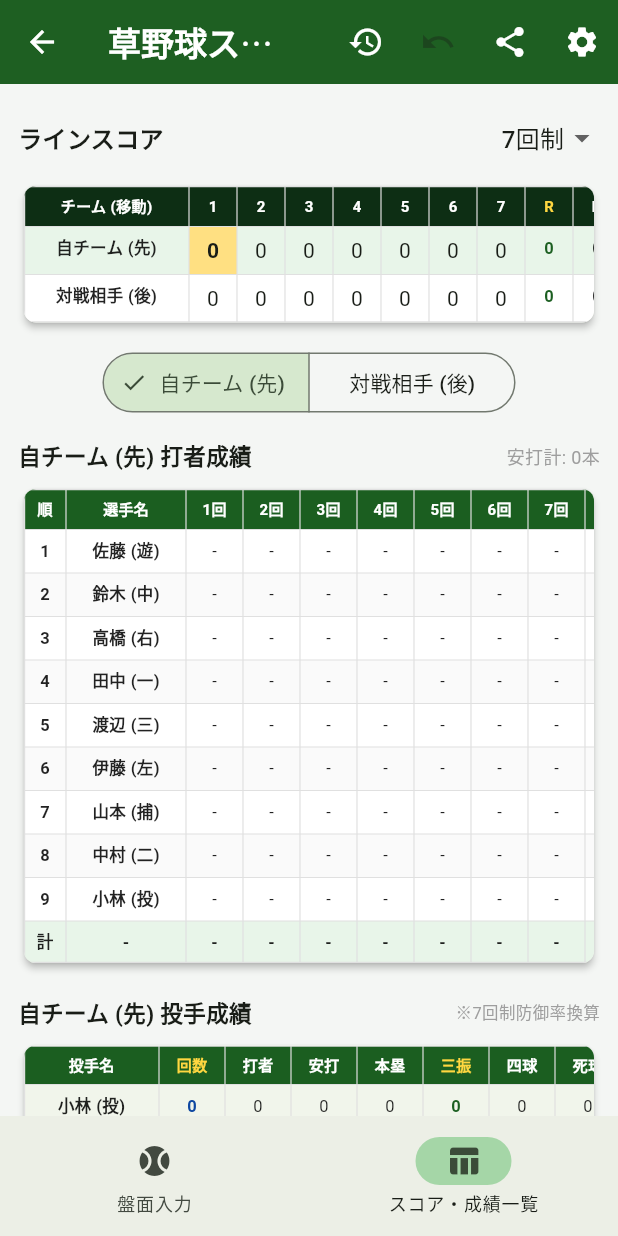
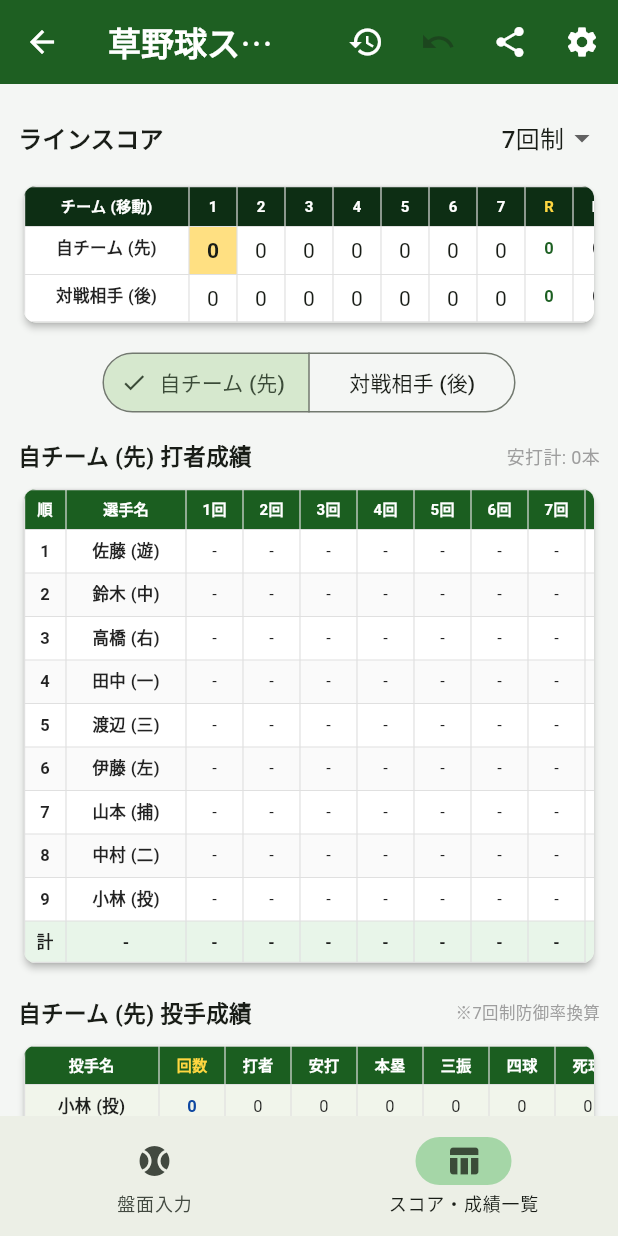
Before and after one commit to dorafan57/baseball_score, a Flutter app: the ScoreInputScreen screen opened directly, item 2 of the bottom bar chosen, on a phone screen of 412 x 824 dp. Run offline on Flutter 3.47's test engine with Material 3 defaults, Android fonts, the phone set to English and light mode, and no system bars; our stand-ins replace flutter_riverpod, share_plus, shared_preferences; accounts and stored records are empty.

Commit message:
スコア表の配色を整理し、成績の文字色に統一基準を設ける
ラインスコアで「現在打撃中のチームの行全体を緑で塗る」ハイライトと
「現在の打席のマスをオレンジで塗る」ハイライトが二重にかかっており、
配色の意図が分かりにくかった。行全体の色付けを取りやめ、現在の打席の
マスだけを強調する1つの意味に統一した。

打者・投手成績表でも安打／本塁打／打点／盗塁／打率／失策など一部の
項目だけに文字色が付き、基準が不明だった。以下の基準で統一した。
- 安打系（安打・本塁打）: 青
- 得点に関わる数字（打点・得点）: 赤（0のときは無色）
- 盗塁: ティール（0のときは無色）
- 率指標（打率・防御率）: 緑
- 失策・自責点: 赤（0のときは無色）
- それ以外の内訳項目（２塁打・３塁打・四球・死球・犠打・犠飛・三振等）: 無色

Co-Authored-By: Claude Sonnet 5 <noreply@anthropic.com>

```diff
--- a/lib/widgets/stats/score_stats_tab.dart
+++ b/lib/widgets/stats/score_stats_tab.dart
@@ -121,9 +121,7 @@ class ScoreStatsTab extends StatelessWidget {
                     ],
                   ),
                   TableRow(
-                    decoration: BoxDecoration(
-                      color: isTop ? Colors.green.shade50 : Colors.white,
-                    ),
+                    decoration: const BoxDecoration(color: Colors.white),
                     children: [
                       StatsDataCell(teamNameTop, isBold: true),
                       ...List.generate(displayInnings, (i) {
@@ -160,9 +158,7 @@ class ScoreStatsTab extends StatelessWidget {
                     ],
                   ),
                   TableRow(
-                    decoration: BoxDecoration(
-                      color: !isTop ? Colors.green.shade50 : Colors.white,
-                    ),
+                    decoration: const BoxDecoration(color: Colors.white),
                     children: [
                       StatsDataCell(teamNameBottom, isBold: true),
                       ...List.generate(displayInnings, (i) {
@@ -273,7 +269,7 @@ class ScoreStatsTab extends StatelessWidget {
                       StatsHeaderCell('３塁'),
                       StatsHeaderCell('本塁', isAccent: true),
                       StatsHeaderCell('打点', isAccent: true),
-                      StatsHeaderCell('得点'),
+                      StatsHeaderCell('得点', isAccent: true),
                       StatsHeaderCell('盗塁', isAccent: true),
                       StatsHeaderCell('四球'),
                       StatsHeaderCell('死球'),
@@ -356,7 +352,7 @@ class ScoreStatsTab extends StatelessWidget {
                           '${b.stats.hr}',
                           isBold: b.stats.hr > 0,
                           textColor: b.stats.hr > 0
-                              ? Colors.purple.shade800
+                              ? Colors.blue.shade900
                               : null,
                         ),
                         StatsDataCell(
@@ -366,11 +362,19 @@ class ScoreStatsTab extends StatelessWidget {
                               ? Colors.red.shade800
                               : null,
                         ),
-                        StatsDataCell('${b.stats.runsScored}'),
+                        StatsDataCell(
+                          '${b.stats.runsScored}',
+                          isBold: b.stats.runsScored > 0,
+                          textColor: b.stats.runsScored > 0
+                              ? Colors.red.shade800
+                              : null,
+                        ),
                         StatsDataCell(
                           '${b.stats.sb}',
                           isBold: b.stats.sb > 0,
-                          textColor: Colors.teal.shade800,
+                          textColor: b.stats.sb > 0
+                              ? Colors.teal.shade800
+                              : null,
                         ),
                         StatsDataCell('${b.stats.bb}'),
                         StatsDataCell('${b.stats.hbp}'),
@@ -436,6 +440,7 @@ class ScoreStatsTab extends StatelessWidget {
                       StatsDataCell(
                         '${activeBatters.fold(0, (s, b) => s + b.stats.hr)}',
                         isBold: true,
+                        textColor: Colors.blue.shade900,
                       ),
                       StatsDataCell(
                         '${activeBatters.fold(0, (s, b) => s + b.stats.rbi)}',
@@ -445,6 +450,7 @@ class ScoreStatsTab extends StatelessWidget {
                       StatsDataCell(
                         '${activeBatters.fold(0, (s, b) => s + b.stats.runsScored)}',
                         isBold: true,
+                        textColor: Colors.red.shade800,
                       ),
                       StatsDataCell(
                         '${activeBatters.fold(0, (s, b) => s + b.stats.sb)}',
@@ -539,7 +545,7 @@ class ScoreStatsTab extends StatelessWidget {
                       StatsHeaderCell('打者'),
                       StatsHeaderCell('安打'),
                       StatsHeaderCell('本塁'),
-                      StatsHeaderCell('三振', isAccent: true),
+                      StatsHeaderCell('三振'),
                       StatsHeaderCell('四球'),
                       StatsHeaderCell('死球'),
                       StatsHeaderCell('失点'),
@@ -569,11 +575,7 @@ class ScoreStatsTab extends StatelessWidget {
                             StatsDataCell('${pStats.battersFaced}'),
                             StatsDataCell('${pStats.hitsAllowed}'),
                             StatsDataCell('${pStats.hrAllowed}'),
-                            StatsDataCell(
-                              '${pStats.strikeouts}',
-                              isBold: true,
-                              textColor: Colors.green.shade900,
-                            ),
+                            StatsDataCell('${pStats.strikeouts}'),
                             StatsDataCell('${pStats.walks}'),
                             StatsDataCell('${pStats.hitByPitch}'),
                             StatsDataCell('${pStats.runsAllowed}'),
@@ -648,10 +650,10 @@ class ScoreStatsTab extends StatelessWidget {
                         const Spacer(),
                         Text(
                           '打率 ${b.stats.battingAverage}',
-                          style: const TextStyle(
+                          style: TextStyle(
                             fontSize: 13,
                             fontWeight: FontWeight.bold,
-                            color: Colors.green,
+                            color: Colors.green.shade900,
                           ),
                         ),
                         IconButton(
@@ -683,21 +685,45 @@ class ScoreStatsTab extends StatelessWidget {
                           children: [
                             StatItem('打席', '${b.stats.pa}'),
                             StatItem('打数', '${b.stats.ab}'),
-                            StatItem('安打', '${b.stats.hits}', isBold: true),
+                            StatItem(
+                              '安打',
+                              '${b.stats.hits}',
+                              isBold: true,
+                              textColor: Colors.blue.shade900,
+                            ),
                             StatItem('2塁打', '${b.stats.doubles}'),
                             StatItem('3塁打', '${b.stats.triples}'),
-                            StatItem('本塁打', '${b.stats.hr}', isBold: true),
+                            StatItem(
+                              '本塁打',
+                              '${b.stats.hr}',
+                              isBold: b.stats.hr > 0,
+                              textColor: b.stats.hr > 0
+                                  ? Colors.blue.shade900
+                                  : null,
+                            ),
                             StatItem(
                               '打点',
                               '${b.stats.rbi}',
-                              textColor: Colors.red.shade800,
+                              isBold: b.stats.rbi > 0,
+                              textColor: b.stats.rbi > 0
+                                  ? Colors.red.shade800
+                                  : null,
                             ),
-                            StatItem('得点', '${b.stats.runsScored}'),
+                            StatItem(
+                              '得点',
+                              '${b.stats.runsScored}',
+                              isBold: b.stats.runsScored > 0,
+                              textColor: b.stats.runsScored > 0
+                                  ? Colors.red.shade800
+                                  : null,
+                            ),
                             StatItem(
                               '盗塁',
                               '${b.stats.sb}',
                               isBold: b.stats.sb > 0,
-                              textColor: Colors.teal.shade800,
+                              textColor: b.stats.sb > 0
+                                  ? Colors.teal.shade800
+                                  : null,
                             ),
                             StatItem('四球', '${b.stats.bb}'),
                             StatItem('死球', '${b.stats.hbp}'),
@@ -708,8 +734,9 @@ class ScoreStatsTab extends StatelessWidget {
                             StatItem(
                               '守備エラー',
                               '${b.stats.errorsCommitted}',
+                              isBold: b.stats.errorsCommitted > 0,
                               textColor: b.stats.errorsCommitted > 0
-                                  ? Colors.red
+                                  ? Colors.red.shade800
                                   : null,
                             ),
                           ],
```
